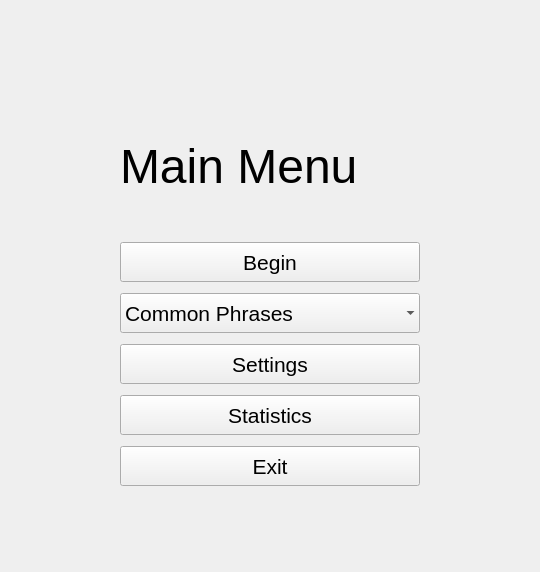
This is speed-typer/source_ui/mainWindow.ui in Rolv-Apneseth/ps-typer as Qt 5 draws it before an edit. The edited form follows.
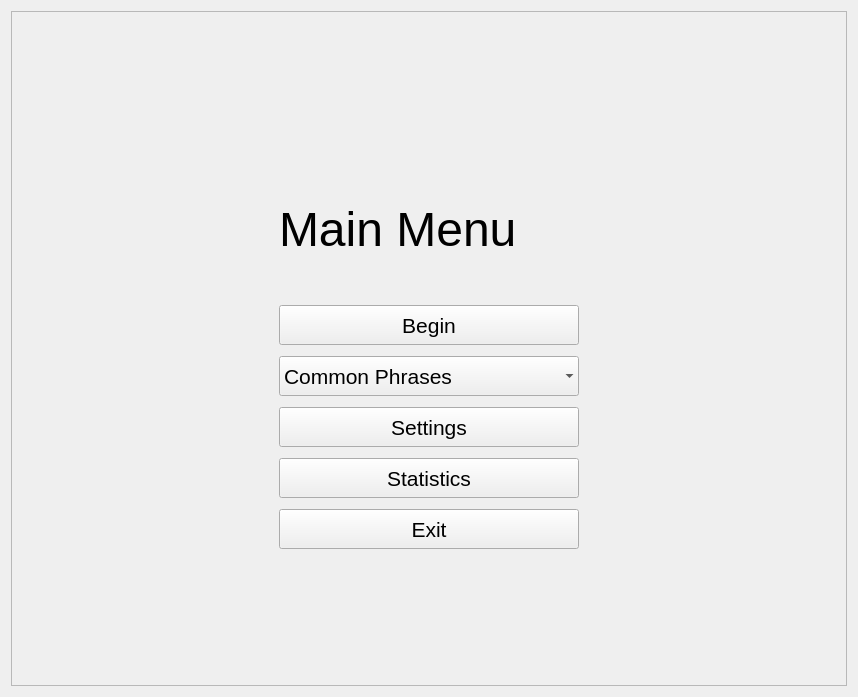
This is the edited form.

What changed in the file:
```diff
--- a/speed-typer/source_ui/mainWindow.ui
+++ b/speed-typer/source_ui/mainWindow.ui
@@ -6,8 +6,8 @@
    <rect>
     <x>0</x>
     <y>0</y>
-    <width>540</width>
-    <height>572</height>
+    <width>858</width>
+    <height>697</height>
    </rect>
   </property>
   <property name="windowTitle">
@@ -18,7 +18,28 @@
   </property>
   <layout class="QHBoxLayout" name="horizontalLayout">
    <item>
-    <spacer name="horizontalSpacer">
+    <widget class="QScrollArea" name="scrollArea">
+     <property name="widgetResizable">
+      <bool>true</bool>
+     </property>
+     <widget class="QWidget" name="scrollAreaWidgetContents">
+      <property name="geometry">
+       <rect>
+        <x>0</x>
+        <y>0</y>
+        <width>836</width>
+        <height>675</height>
+       </rect>
+      </property>
+      <property name="minimumSize">
+       <size>
+        <width>640</width>
+        <height>600</height>
+       </size>
+      </property>
+      <layout class="QHBoxLayout" name="horizontalLayout_2">
+       <item>
+        <spacer name="horizontalSpacer_7">
      <property name="orientation">
       <enum>Qt::Horizontal</enum>
      </property>
@@ -376,13 +397,10 @@
     </layout>
    </item>
    <item>
-    <spacer name="horizontalSpacer_7">
+        <spacer name="horizontalSpacer">
      <property name="orientation">
       <enum>Qt::Horizontal</enum>
      </property>
-     <property name="sizeType">
-      <enum>QSizePolicy::Expanding</enum>
-     </property>
      <property name="sizeHint" stdset="0">
       <size>
        <width>40</width>
@@ -390,6 +408,10 @@
       </size>
      </property>
     </spacer>
+       </item>
+      </layout>
+     </widget>
+    </widget>
    </item>
   </layout>
  </widget>
```
Left out of the diff: 3 changed lines with no effect on the pictures. Lines whose indentation alone changed are shown as unchanged.
